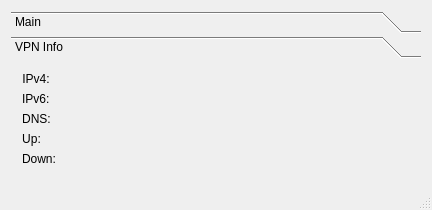
This is mainwindow.ui in openconnect/openconnect-gui as Qt 5 draws it before an edit. The edited form follows.
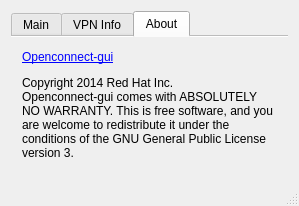
This is the edited form. The open tabs and pages were chosen to show the change. Icons and pictures are not drawn.

Commit message: Added about box

Diff of the .ui file:
```diff
--- a/mainwindow.ui
+++ b/mainwindow.ui
@@ -9,8 +9,8 @@
    <rect>
     <x>0</x>
     <y>0</y>
-    <width>432</width>
-    <height>210</height>
+    <width>296</width>
+    <height>174</height>
    </rect>
   </property>
   <property name="sizePolicy">
@@ -44,32 +44,33 @@
    </property>
    <layout class="QGridLayout" name="gridLayout">
     <item row="0" column="0">
-     <widget class="QToolBox" name="toolBox">
-      <property name="frameShape">
-       <enum>QFrame::NoFrame</enum>
+     <widget class="QTabWidget" name="tabWidget">
+      <property name="autoFillBackground">
+       <bool>false</bool>
       </property>
-      <property name="frameShadow">
-       <enum>QFrame::Plain</enum>
+      <property name="tabPosition">
+       <enum>QTabWidget::North</enum>
       </property>
-      <property name="lineWidth">
-       <number>1</number>
+      <property name="tabShape">
+       <enum>QTabWidget::Rounded</enum>
       </property>
       <property name="currentIndex">
        <number>0</number>
       </property>
-      <property name="tabSpacing">
-       <number>3</number>
+      <property name="documentMode">
+       <bool>true</bool>
       </property>
-      <widget class="QWidget" name="page_3">
-       <property name="geometry">
-        <rect>
-         <x>0</x>
-         <y>0</y>
-         <width>414</width>
-         <height>124</height>
-        </rect>
+      <property name="tabsClosable">
+       <bool>false</bool>
+      </property>
+      <property name="movable">
+       <bool>true</bool>
+      </property>
+      <widget class="QWidget" name="tabWidgetPage1">
+       <property name="accessibleName">
+        <string/>
        </property>
-       <attribute name="label">
+       <attribute name="title">
         <string>Main</string>
        </attribute>
        <layout class="QGridLayout" name="gridLayout_2">
@@ -240,16 +241,8 @@
         </item>
        </layout>
       </widget>
-      <widget class="QWidget" name="page_2">
-       <property name="geometry">
-        <rect>
-         <x>0</x>
-         <y>0</y>
-         <width>414</width>
-         <height>126</height>
-        </rect>
-       </property>
-       <attribute name="label">
+      <widget class="QWidget" name="tabWidgetPage2">
+       <attribute name="title">
         <string>VPN Info</string>
        </attribute>
        <layout class="QGridLayout" name="gridLayout_3">
@@ -374,6 +367,26 @@
         </item>
        </layout>
       </widget>
+      <widget class="QWidget" name="tab">
+       <attribute name="title">
+        <string>About</string>
+       </attribute>
+       <layout class="QGridLayout" name="gridLayout_4">
+        <item row="0" column="0">
+         <widget class="QLabel" name="label_3">
+          <property name="text">
+           <string>&lt;html&gt;&lt;head/&gt;&lt;body&gt;&lt;p&gt;&lt;a href=&quot;https://github.com/nmav/openconnect-gui/wiki&quot;&gt;&lt;span style=&quot; text-decoration: underline; color:#0000ff;&quot;&gt;Openconnect-gui&lt;/span&gt;&lt;/a&gt;&lt;/p&gt;&lt;p&gt;Copyright 2014 Red Hat Inc.&lt;br/&gt;Openconnect-gui comes with ABSOLUTELY NO WARRANTY. This is free software, and you are welcome to redistribute it under the conditions of the GNU General Public License version 3. &lt;/p&gt;&lt;/body&gt;&lt;/html&gt;</string>
+          </property>
+          <property name="textFormat">
+           <enum>Qt::RichText</enum>
+          </property>
+          <property name="wordWrap">
+           <bool>true</bool>
+          </property>
+         </widget>
+        </item>
+       </layout>
+      </widget>
      </widget>
     </item>
    </layout>
```
The commit also changes 1 other file.
